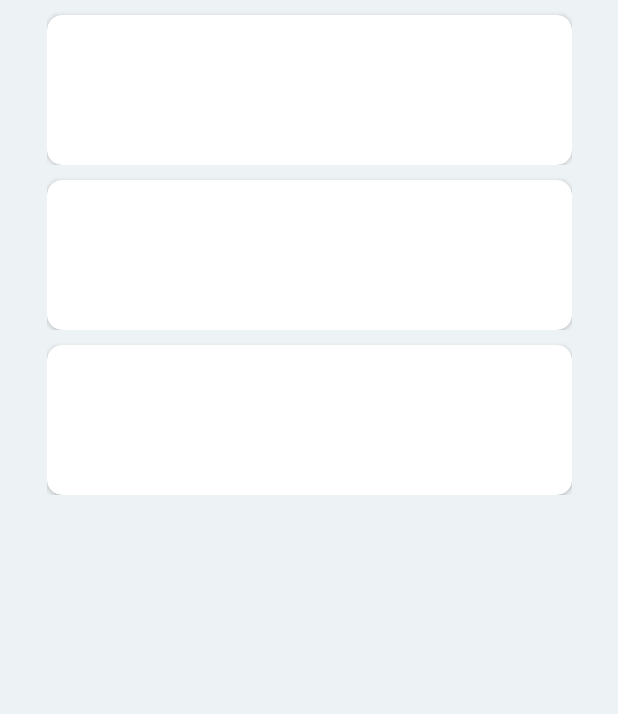
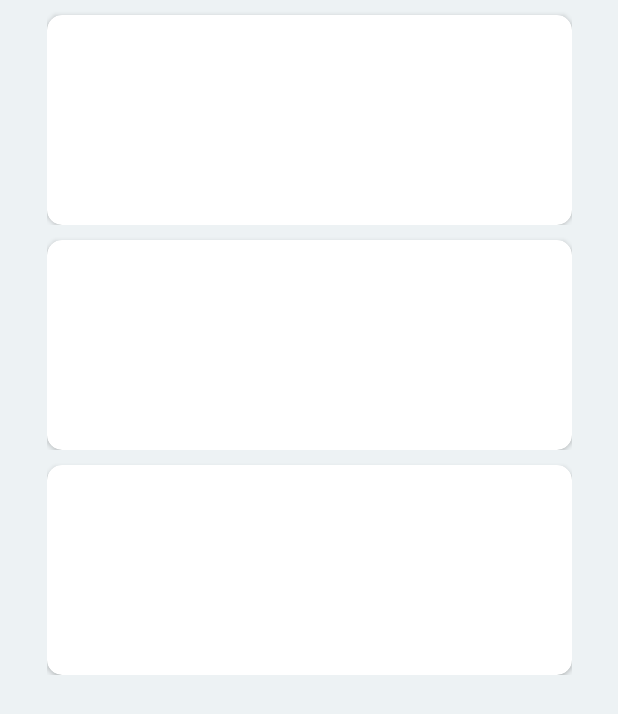
Before and after one commit to CIS-software/CIS_Android_App, an Android app: the layout fragment_news.xml on its own in the app's theme, with its tools: preview values and no code run, on a phone screen of 412 x 824 dp. Shown: the top 714 px of the screen. Run offline under Robolectric (Android 15) with nearby library versions, the phone set to English and light mode, and no system bars.

Commit message:
Constraint верстка добавлена в новости

```diff
--- a/app/src/main/java/first/android/cis/network/newsAPI/NewsApi.kt
+++ b/app/src/main/java/first/android/cis/network/newsAPI/NewsApi.kt
@@ -4,6 +4,6 @@ import retrofit2.Response
 import retrofit2.http.GET
 
 interface NewsApi {
-    @GET("./events")
+    @GET("./news")
     suspend fun getNews(): Response<NewsList>
 }
--- a/app/src/main/res/layout/activity_main.xml
+++ b/app/src/main/res/layout/activity_main.xml
@@ -11,12 +11,14 @@
         android:name="androidx.navigation.fragment.NavHostFragment"
         android:layout_width="match_parent"
         android:layout_height="match_parent"
-        app:layout_constraintBottom_toBottomOf="parent"
+        app:layout_constrainedHeight="true"
+        app:defaultNavHost="true"
+        app:layout_constraintBottom_toTopOf="@id/nav_view"
         app:layout_constraintEnd_toEndOf="parent"
         app:layout_constraintStart_toStartOf="parent"
         app:layout_constraintTop_toTopOf="parent"
         app:navGraph="@navigation/mobile_navigation"
-        app:defaultNavHost="true"/>
+        />
 
     <com.google.android.material.bottomnavigation.BottomNavigationView
         android:id="@+id/nav_view"
--- a/app/src/main/res/layout/fragment_news.xml
+++ b/app/src/main/res/layout/fragment_news.xml
@@ -15,7 +15,7 @@
         app:layout_constraintEnd_toEndOf="parent"
         app:layout_constraintStart_toStartOf="parent"
         app:layout_constraintTop_toTopOf="parent"
-        android:layout_marginBottom="56dp">
+        >
         <LinearLayout
             android:layout_width="wrap_content"
             android:layout_height="wrap_content"
@@ -28,10 +28,10 @@
                 android:layout_marginEnd="8dp"
                 android:layout_marginStart="8dp"
                 tools:listitem="@layout/maket_news_outside"
-                app:layout_constraintBottom_toBottomOf="parent"
+                app:layout_constraintBottom_toTopOf="parent"
                 app:layout_constraintEnd_toEndOf="parent"
                 app:layout_constraintStart_toStartOf="parent"
-                app:layout_constraintTop_toTopOf="@id/nav_view"
+                app:layout_constraintTop_toTopOf="parent"
                 />
         </LinearLayout>
     </androidx.core.widget.NestedScrollView>
--- a/app/src/main/res/layout/maket_news_outside.xml
+++ b/app/src/main/res/layout/maket_news_outside.xml
@@ -1,5 +1,6 @@
 <?xml version="1.0" encoding="utf-8"?>
-<LinearLayout xmlns:android="http://schemas.android.com/apk/res/android"
+<androidx.constraintlayout.widget.ConstraintLayout
+    xmlns:android="http://schemas.android.com/apk/res/android"
     android:layout_width="match_parent"
     android:layout_height="wrap_content"
     xmlns:app="http://schemas.android.com/apk/res-auto"
@@ -8,30 +9,46 @@
 
     <androidx.cardview.widget.CardView
         android:layout_width="350dp"
-        android:layout_height="100dp"
+        android:layout_height="140dp"
         app:cardCornerRadius="10dp"
-        android:layout_marginTop="10dp">
+        android:layout_marginTop="10dp"
+        app:layout_constraintBottom_toBottomOf="parent"
+        app:layout_constraintEnd_toEndOf="parent"
+        app:layout_constraintStart_toStartOf="parent"
+        app:layout_constraintTop_toTopOf="parent">
+
+        <androidx.constraintlayout.widget.ConstraintLayout
+            android:layout_width="350dp"
+            android:layout_height="140dp">
 
             <TextView
                 android:id="@+id/textViewHeading"
+                android:layout_width="280dp"
+                android:layout_height="wrap_content"
+                app:layout_constrainedHeight="true"
                 android:textColor="@color/black"
-            android:layout_width="wrap_content"
-            android:layout_height="wrap_content"
                 android:textSize="24sp"
-            android:layout_marginStart="70dp"
-            />
+                app:layout_constraintBottom_toBottomOf="parent"
+                app:layout_constraintEnd_toEndOf="parent"
+                app:layout_constraintHorizontal_bias="0.8"
+                app:layout_constraintStart_toStartOf="parent"
+                app:layout_constraintTop_toTopOf="parent"
+                app:layout_constraintVertical_bias="0.15" />
 
             <TextView
                 android:id="@+id/textViewDescription"
+                android:layout_width="280dp"
+                android:layout_height="wrap_content"
+                app:layout_constrainedHeight="true"
                 android:textColor="@color/black"
-            android:layout_width="wrap_content"
-            android:layout_height="wrap_content"
                 android:textSize="16sp"
-            android:layout_marginTop="50dp"
-            android:layout_marginStart="70dp"
-            />
+                app:layout_constraintBottom_toBottomOf="parent"
+                app:layout_constraintEnd_toEndOf="parent"
+                app:layout_constraintHorizontal_bias="0.8"
+                app:layout_constraintStart_toStartOf="parent"
+                app:layout_constraintTop_toBottomOf="@id/textViewHeading"
+                app:layout_constraintVertical_bias="0.15" />
 
+        </androidx.constraintlayout.widget.ConstraintLayout>
     </androidx.cardview.widget.CardView>
-
-
-</LinearLayout>
+</androidx.constraintlayout.widget.ConstraintLayout>
--- a/app/src/main/res/layout/opened_news_fragment.xml
+++ b/app/src/main/res/layout/opened_news_fragment.xml
@@ -1,5 +1,6 @@
 <?xml version="1.0" encoding="utf-8"?>
-<LinearLayout xmlns:android="http://schemas.android.com/apk/res/android"
+<LinearLayout
+    xmlns:android="http://schemas.android.com/apk/res/android"
     xmlns:tools="http://schemas.android.com/tools"
     android:layout_width="match_parent"
     android:layout_height="match_parent"
@@ -10,7 +11,6 @@
         android:id="@+id/oppenedNewsHeading"
         android:layout_width="wrap_content"
         android:layout_height="wrap_content"
-        android:text="Heading"
         android:textSize="24sp"
         android:textColor="@color/black"
         android:layout_marginStart="10dp"
@@ -20,7 +20,6 @@
         android:id="@+id/oppenedNewsDiscript"
         android:layout_width="wrap_content"
         android:layout_height="wrap_content"
-        android:text="Description"
         android:textSize="16sp"
         android:textColor="@color/black"
         android:layout_marginTop="10dp"
```
Also changed, not shown: app/src/main/java/first/android/cis/network/Retrofit.kt (+4 -5 lines), app/src/main/java/first/android/cis/ui/news/NewsFragment.kt (+4 -5 lines), app/src/main/java/first/android/cis/ui/news/NewsViewModel.kt (+6 -1 lines), app/src/main/java/first/android/cis/ui/news/openedNews/OpenedNews.kt (+5 -5 lines). Lines whose indentation alone changed are shown as unchanged.
